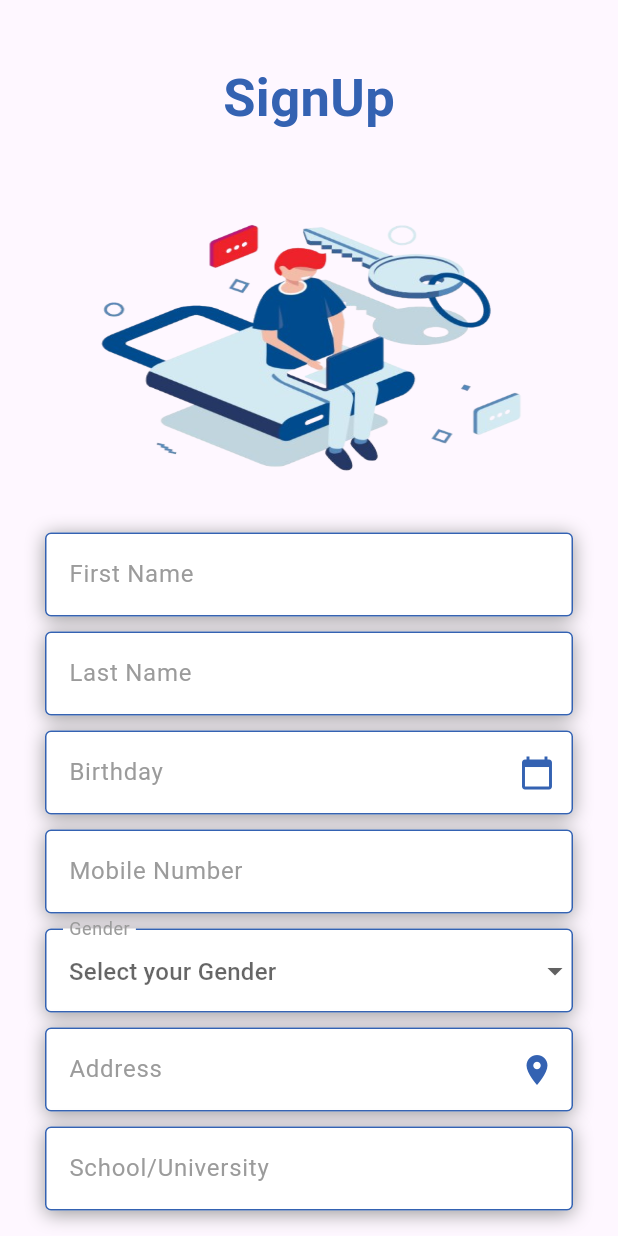
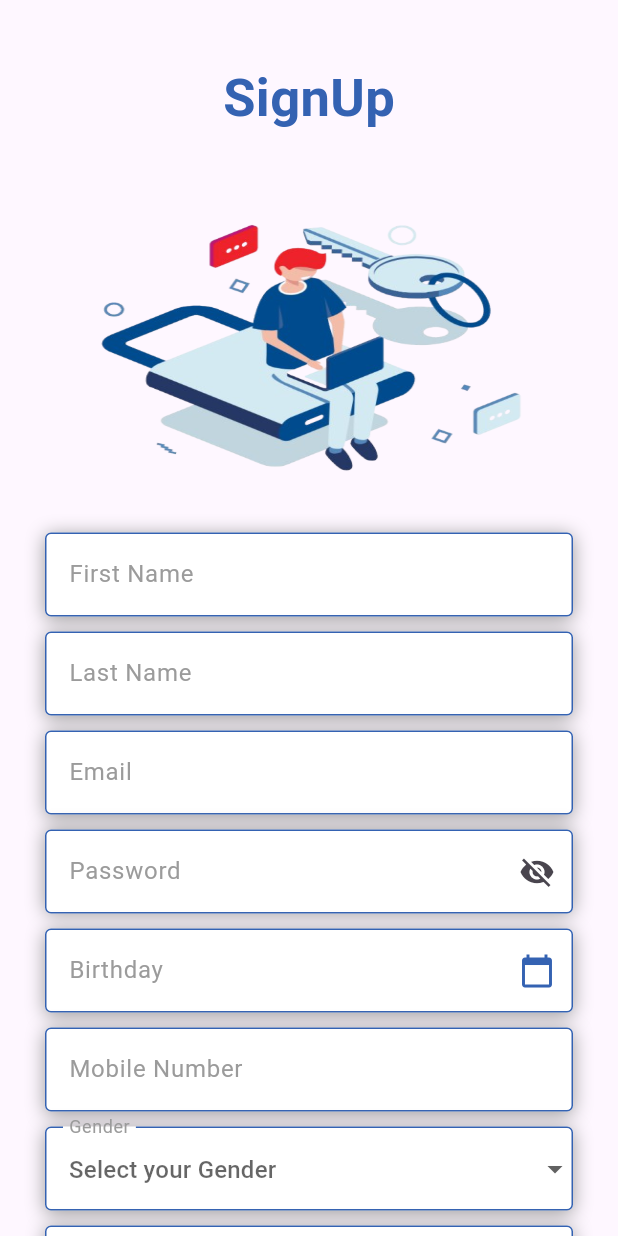
Before and after one commit to tharinduhccakalanka/student_registration_app, a Flutter app: the Signup screen opened directly, on a phone screen of 412 x 824 dp. Run offline on Flutter 3.47's test engine with Material 3 defaults, Android fonts, the phone set to English and light mode, and no system bars; our stand-ins replace animate_do, chat_bubbles, dio, firebase_auth, firebase_core, flutter_svg and 6 more; accounts and stored records are empty.

Commit message:
Update dodes and files

```diff
--- /dev/null
+++ b/lib/controllers/auth_controller.dart
@@ -0,0 +1,63 @@
+import 'package:firebase_auth/firebase_auth.dart';
+import 'package:flutter/material.dart';
+import 'package:logger/logger.dart';
+
+import 'package:student_registration_app/helpers/alert_helpers.dart';
+
+class AuthController {
+
+  /// 🔐 Signup User
+  Future<void> signupUser(
+    BuildContext context,
+    String email,
+    String password,
+  ) async {
+    try {
+      final UserCredential credential =
+          await FirebaseAuth.instance.createUserWithEmailAndPassword(
+        email: email,
+        password: password,
+      );
+
+      if (credential.user != null) {
+        Logger().i("User Signed Up Successfully");
+        AlertHelper.showSuccess(
+          context,
+          "User registered successfully ✅",
+        );
+      } else {
+        Logger().w("User Sign Up Failed");
+        AlertHelper.showError(
+          context,
+          "Signup failed",
+        );
+      }
+
+    } on FirebaseAuthException catch (e) {
+      AlertHelper.showError(
+        context,
+        _firebaseError(e.code),
+      );
+
+    } catch (e) {
+      AlertHelper.showError(
+        context,
+        "Something went wrong",
+      );
+    }
+  }
+
+  /// 🔍 Firebase error messages
+  String _firebaseError(String code) {
+    switch (code) {
+      case 'email-already-in-use':
+        return "Email already exists";
+      case 'invalid-email':
+        return "Invalid email address";
+      case 'weak-password':
+        return "Password is too weak";
+      default:
+        return "Signup failed. Try again";
+    }
+  }
+}
--- a/lib/screens/auth/signup.dart
+++ b/lib/screens/auth/signup.dart
@@ -12,10 +12,8 @@ class Signup extends StatefulWidget {
 }
 
 class _SignupState extends State<Signup> {
-  final TextEditingController birthdayController = TextEditingController();
-  final TextEditingController addressController = TextEditingController();
   int? age;
-
+  bool _obscurePassword = true;
   bool isLoading = true;
 
   Future<void> _fetchCurrentLocation() async {
@@ -24,14 +22,17 @@ class _SignupState extends State<Signup> {
     });
   }
 
-    TextEditingController _first_name = TextEditingController();
+  TextEditingController _first_name = TextEditingController();
   TextEditingController _last_name = TextEditingController();
+  TextEditingController _email = TextEditingController();
+  TextEditingController _password = TextEditingController();
   TextEditingController _birthday = TextEditingController();
   TextEditingController _mobile_number = TextEditingController();
-  TextEditingController _gender = TextEditingController();
+
   TextEditingController _address = TextEditingController();
   TextEditingController _school_university = TextEditingController();
 
+  String? selectedGender;
 
   @override
   Widget build(BuildContext context) {
@@ -140,6 +141,92 @@ class _SignupState extends State<Signup> {
               ),
               Container(
                 decoration: BoxDecoration(
+                    borderRadius: BorderRadius.circular(4),
+                    color: Colors.white,
+                    boxShadow: [
+                      BoxShadow(
+                        color: AppColors.ash,
+                        offset: const Offset(0, 2),
+                        blurRadius: 10,
+                      )
+                    ]),
+                child: TextField(
+                  controller: _email,
+                  decoration: InputDecoration(
+                    hintText: "Enter your Email here",
+                    hintStyle: const TextStyle(color: AppColors.ash),
+                    label: const Text(
+                      "Email",
+                      style: TextStyle(color: AppColors.ash),
+                    ),
+                    enabledBorder: OutlineInputBorder(
+                      borderRadius: BorderRadius.circular(4),
+                      borderSide: const BorderSide(
+                        color: AppColors.primaryColor,
+                      ),
+                    ),
+                    focusedBorder: OutlineInputBorder(
+                      borderRadius: BorderRadius.circular(4),
+                      borderSide: const BorderSide(
+                        color: AppColors.primaryColor,
+                      ),
+                    ),
+                  ),
+                ),
+              ),
+              const SizedBox(height: 10),
+              Container(
+                decoration: BoxDecoration(
+                  borderRadius: BorderRadius.circular(4),
+                  color: Colors.white,
+                  boxShadow: [
+                    BoxShadow(
+                      color: AppColors.ash,
+                      offset: const Offset(0, 0),
+                      blurRadius: 10,
+                    ),
+                  ],
+                ),
+                child: TextField(
+                  controller: _password,
+                  obscureText: _obscurePassword,
+                  decoration: InputDecoration(
+                    hintText: "Enter your Password here",
+                    hintStyle: const TextStyle(color: AppColors.ash),
+                    label: const Text(
+                      "Password",
+                      style: TextStyle(color: AppColors.ash),
+                    ),
+                    suffixIcon: IconButton(
+                      icon: Icon(
+                        _obscurePassword
+                            ? Icons.visibility_off
+                            : Icons.visibility,
+                      ),
+                      onPressed: () {
+                        setState(() {
+                          _obscurePassword = !_obscurePassword;
+                        });
+                      },
+                    ),
+                    enabledBorder: OutlineInputBorder(
+                      borderRadius: BorderRadius.circular(4),
+                      borderSide: const BorderSide(
+                        color: AppColors.primaryColor,
+                      ),
+                    ),
+                    focusedBorder: OutlineInputBorder(
+                      borderRadius: BorderRadius.circular(4),
+                      borderSide: const BorderSide(
+                        color: AppColors.primaryColor,
+                      ),
+                    ),
+                  ),
+                ),
+              ),
+              SizedBox(height: 10),
+              Container(
+                decoration: BoxDecoration(
                   borderRadius: BorderRadius.circular(4),
                   color: Colors.white,
                   boxShadow: [
@@ -151,7 +238,7 @@ class _SignupState extends State<Signup> {
                   ],
                 ),
                 child: TextField(
-                  controller: birthdayController,
+                  controller: _birthday,
                   readOnly: true,
                   decoration: InputDecoration(
                     hintText: "Select your Birthday",
@@ -192,7 +279,7 @@ class _SignupState extends State<Signup> {
                     );
                     if (pickedDate != null) {
                       setState(() {
-                        birthdayController.text =
+                        _birthday.text =
                             "${pickedDate.year}-${pickedDate.month}-${pickedDate.day}";
 
                         // Calculate age
@@ -314,7 +401,9 @@ class _SignupState extends State<Signup> {
                     ),
                   ],
                   onChanged: (String? value) {
-                    // Handle selection
+                    setState(() {
+                      selectedGender = value;
+                    });
                   },
                 ),
               ),
@@ -334,8 +423,8 @@ class _SignupState extends State<Signup> {
                   ],
                 ),
                 child: TextField(
-                  readOnly: true,
-                  controller: addressController,
+                  readOnly: false,
+                  controller: _address,
                   decoration: InputDecoration(
                     hintText: isLoading
                         ? "Fetching location..."
@@ -418,11 +507,7 @@ class _SignupState extends State<Signup> {
                       borderRadius: BorderRadius.circular(16)),
                 ),
                 onPressed: () {
-                  Navigator.push(
-                      context,
-                      MaterialPageRoute(
-                        builder: (context) => Signin(),
-                      ));
+                  validateFields(context);
                 },
                 child: Text(
                   "Sign Up",
@@ -471,5 +556,59 @@ class _SignupState extends State<Signup> {
     );
   }
 
+  void validateFields(BuildContext context) {
+    if (_first_name.text.trim().isEmpty) {
+      showError(context, "First Name is required");
+      return;
+    }
 
+    if (_last_name.text.trim().isEmpty) {
+      showError(context, "Last Name is required");
+      return;
+    }
+
+    if (_birthday.text.trim().isEmpty) {
+      showError(context, "Please select your Birthday");
+      return;
+    }
+
+    if (_mobile_number.text.trim().isEmpty) {
+      showError(context, "Mobile Number is required");
+      return;
+    }
+
+    if (_mobile_number.text.trim().length != 10) {
+      showError(context, "Enter a valid 10-digit Mobile Number");
+      return;
+    }
+
+    if (selectedGender == null) {
+      showError(context, "Please select Gender");
+      return;
+    }
+
+    if (_address.text.trim().isEmpty) {
+      showError(context, "Address is required");
+      return;
+    }
+
+    if (_school_university.text.trim().isEmpty) {
+      showError(context, "School/University is required");
+      return;
+    }
+
+    /// ✅ All validations passed
+    ScaffoldMessenger.of(context).showSnackBar(
+      SnackBar(content: Text("All fields are valid ✅")),
+    );
+  }
+
+  void showError(BuildContext context, String message) {
+    ScaffoldMessenger.of(context).showSnackBar(
+      SnackBar(
+        content: Text(message),
+        backgroundColor: Colors.red,
+      ),
+    );
+  }
 }
--- a/pubspec.yaml
+++ b/pubspec.yaml
@@ -47,6 +47,11 @@ dependencies:
   image_picker: ^1.2.0
   firebase_core: ^4.2.1
   logger: ^2.6.2
+  google_maps_flutter: ^2.14.0
+  geocoding: ^4.0.0
+  firebase_auth: ^6.1.2
+
+
 
 
 
```
Also changed, not shown: lib/helpers/alert_helpers.dart (added, +58 -0 lines), pubspec.lock, 3 other files.
